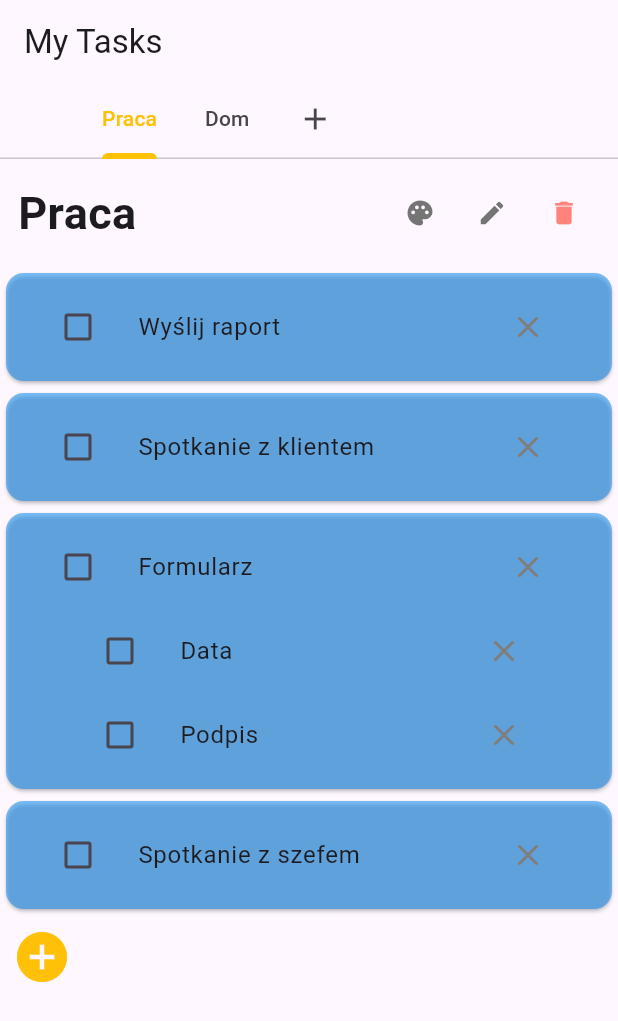
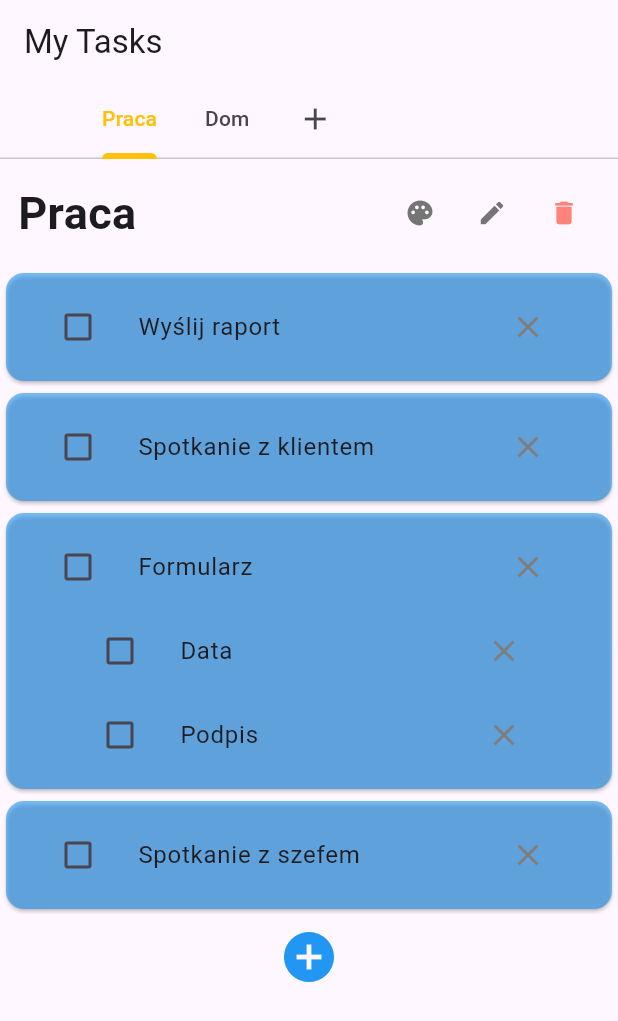
Before and after one commit to T4ZZOR/to_do_app, a Flutter app: the screen it shows after launch, on a phone screen of 412 x 824 dp. Shown: the top 1021 px of the screen. Run offline on Flutter 3.47's test engine with Material 3 defaults, Android fonts, the phone set to English and light mode, and no system bars; our stand-ins replace flutter_colorpicker.

Commit message:
update
add matching color to add task button

```diff
--- a/lib/widgets/add_task_w.dart
+++ b/lib/widgets/add_task_w.dart
@@ -1,8 +1,8 @@
-
 import 'package:flutter/material.dart';
-import 'package:flutter/widgets.dart';
 import 'package:provider/provider.dart';
 import 'package:to_do_app/providers/task_provider.dart';
+
+import '../providers/category_provider.dart';
 
 class AddTaskW extends StatefulWidget{
   final String categoryId;
@@ -16,7 +16,6 @@ class _AddTaskWState extends State<AddTaskW>{
   final TextEditingController _controller = TextEditingController();
   bool _isAdding = false;
 
-
   void _addTask(){
     final text = _controller.text.trim();
     if (text.isNotEmpty){
@@ -27,8 +26,6 @@ class _AddTaskWState extends State<AddTaskW>{
         _controller.clear();
       });
     }
-
-
   }
 
   @override
@@ -39,6 +36,8 @@ class _AddTaskWState extends State<AddTaskW>{
 
   @override
   Widget build(BuildContext context){
+    final category = context.watch<CategoryProvider>().categories.firstWhere((cat) => cat.id == widget.categoryId);
+
     return AnimatedSwitcher(
       duration: const Duration(milliseconds: 300),
       transitionBuilder: (child, animation){
@@ -47,7 +46,7 @@ class _AddTaskWState extends State<AddTaskW>{
       child: _isAdding ?
       Padding(
         key: const ValueKey("input"),
-        padding: const EdgeInsets.all(8.0),
+        padding: const EdgeInsets.only(left: 32.0, top: 8.0, right: 16.0, bottom: 0.0),
         child: Row(
           children: [
             Expanded(
@@ -74,16 +73,18 @@ class _AddTaskWState extends State<AddTaskW>{
           ],
         ),
       )
-
-      : IconButton(
-        icon: Icon(Icons.add_circle, size: 40, color: Colors.amber),
-        onPressed: (){
-          setState(() {
-            _isAdding = true;
-          });
-        },
+      :
+      Align(
+        alignment: Alignment.center,
+        child: IconButton(
+          icon: Icon(Icons.add_circle, size: 40, color: category.color),
+          onPressed: (){
+            setState(() {
+              _isAdding = true;
+            });
+          },
+        )
       )
     );
   }
-
 }
```
